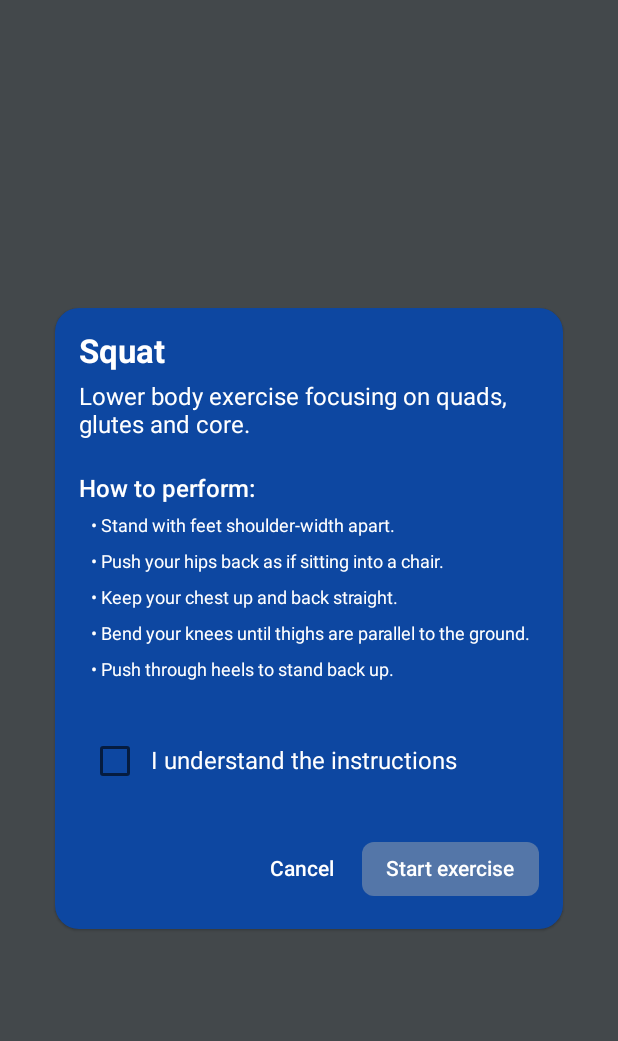
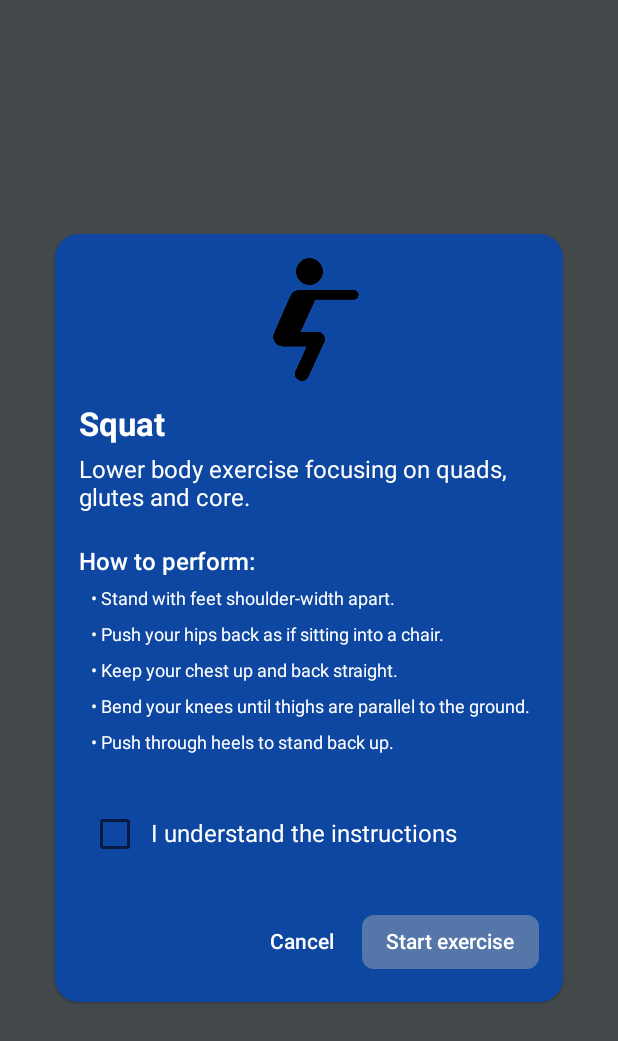
Before and after one commit to RanIvgi/PoseCoach-Android, an Android app built with Jetpack Compose: the composable ExerciseInfoOverlay called with sample values from the repository, on a phone screen of 412 x 824 dp. Shown: the top 1041 px of the screen. Run offline under Robolectric (Android 15) with nearby library versions, the phone set to English and light mode, and no system bars.

Commit message:
feat(ui): Add exercise logos to selector and info overlay
This commit enhances the user interface by adding unique logos for each exercise, improving visual identification.

- The `ExerciseUi` data class has been updated to include a drawable resource ID (`logoRes`).
- Logos are now displayed in the `ExerciseSelector` list, making it easier for users to browse exercises.
- The `ExerciseInfoOverlay` now shows the exercise logo at the top of the instructions card.

```diff
--- a/app/src/main/java/com/example/posecoach/ui/ExerciseUi.kt
+++ b/app/src/main/java/com/example/posecoach/ui/ExerciseUi.kt
@@ -13,12 +13,16 @@ import androidx.compose.ui.graphics.Color
 import androidx.compose.ui.text.font.FontWeight
 import androidx.compose.ui.unit.dp
 import androidx.compose.ui.unit.sp
+import com.example.posecoach.R
+import androidx.compose.foundation.Image
+import androidx.compose.ui.res.painterResource
 
 data class ExerciseUi(
     val id: String,
     val title: String,
     val description: String,
-    val instructions: List<String>
+    val instructions: List<String>,
+    val logoRes: Int
 )
 
 val exercises = listOf(
@@ -32,7 +36,8 @@ val exercises = listOf(
             "Keep your chest up and back straight.",
             "Bend your knees until thighs are parallel to the ground.",
             "Push through heels to stand back up."
-        )
+        ),
+        logoRes = R.drawable.squat_logo
     ),
     ExerciseUi(
         id = "pushup",
@@ -44,7 +49,8 @@ val exercises = listOf(
             "Lower yourself until your chest nearly touches the floor.",
             "Keep elbows tucked at about 45 degrees.",
             "Push back up while keeping core engaged."
-        )
+        ),
+        logoRes = R.drawable.pushup_logo
     ),
     ExerciseUi(
         id = "plank",
@@ -56,7 +62,8 @@ val exercises = listOf(
             "Engage your core and squeeze glutes.",
             "Look down to keep neck neutral.",
             "Hold as long as you can with proper form."
-        )
+        ),
+        logoRes = R.drawable.plank_logo
     )
 )
 
@@ -85,6 +92,15 @@ fun ExerciseInfoOverlay(
                 modifier = Modifier.padding(16.dp),
                 verticalArrangement = Arrangement.spacedBy(8.dp)
             ) {
+                Image(
+                    painter = painterResource(exercise.logoRes),
+                    contentDescription = exercise.title,
+                    modifier = Modifier
+                        .size(90.dp)
+                        .align(Alignment.CenterHorizontally)
+                        .padding(bottom = 8.dp)
+                )
+
                 Text(
                     text = exercise.title,
                     color = Color.White,
```
Also changed, not shown: app/src/main/java/com/example/posecoach/ui/CameraControls.kt (+19 -1 lines), app/src/main/res/drawable/plank_logo.png (added), app/src/main/res/drawable/pushup_logo.png (added), app/src/main/res/drawable/squat_logo.png (added).
